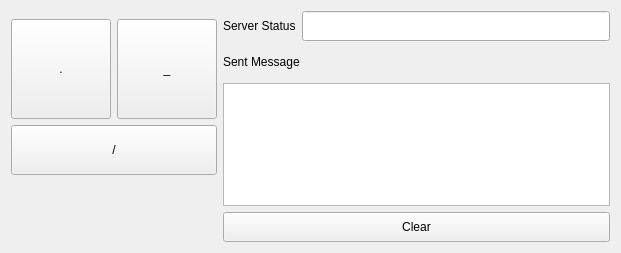
This is scripts/qt/ui/morse_transmitter_main.ui in ericnjkim/morse_transmitter as Qt 5 draws it before an edit. The edited form follows.
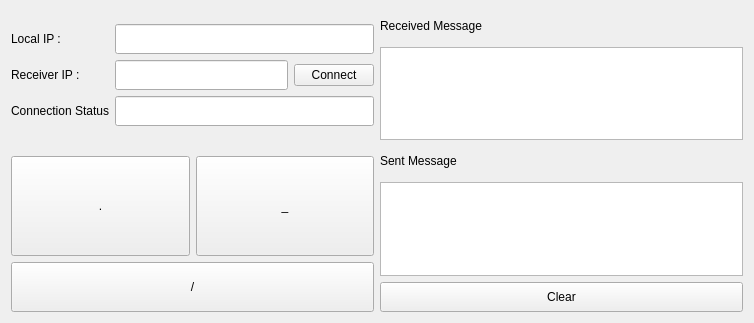
This is the edited form.

Commit message: Adjusted ui for a two way send and receive messaging function. Basic operational client and server functions.

The edit to the form file:
```diff
--- a/scripts/qt/ui/morse_transmitter_main.ui
+++ b/scripts/qt/ui/morse_transmitter_main.ui
@@ -6,8 +6,8 @@
    <rect>
     <x>0</x>
     <y>0</y>
-    <width>621</width>
-    <height>253</height>
+    <width>754</width>
+    <height>323</height>
    </rect>
   </property>
   <property name="windowTitle">
@@ -17,11 +17,126 @@
    <item row="0" column="0">
     <layout class="QVBoxLayout" name="verticalLayout_2">
      <property name="topMargin">
-      <number>8</number>
+      <number>0</number>
      </property>
      <property name="bottomMargin">
-      <number>12</number>
+      <number>0</number>
      </property>
+     <item>
+      <layout class="QGridLayout" name="gridLayout_2">
+       <property name="topMargin">
+        <number>13</number>
+       </property>
+       <property name="bottomMargin">
+        <number>16</number>
+       </property>
+       <item row="0" column="0">
+        <widget class="QLabel" name="label_6">
+         <property name="minimumSize">
+          <size>
+           <width>0</width>
+           <height>30</height>
+          </size>
+         </property>
+         <property name="text">
+          <string>Local IP :</string>
+         </property>
+        </widget>
+       </item>
+       <item row="1" column="1">
+        <layout class="QHBoxLayout" name="horizontalLayout">
+         <property name="leftMargin">
+          <number>0</number>
+         </property>
+         <property name="rightMargin">
+          <number>0</number>
+         </property>
+         <item>
+          <widget class="QLineEdit" name="ledit_receiver_ip">
+           <property name="minimumSize">
+            <size>
+             <width>0</width>
+             <height>30</height>
+            </size>
+           </property>
+          </widget>
+         </item>
+         <item>
+          <widget class="QPushButton" name="btn_connect">
+           <property name="text">
+            <string>Connect</string>
+           </property>
+          </widget>
+         </item>
+        </layout>
+       </item>
+       <item row="2" column="0">
+        <widget class="QLabel" name="label_5">
+         <property name="minimumSize">
+          <size>
+           <width>0</width>
+           <height>30</height>
+          </size>
+         </property>
+         <property name="text">
+          <string>Connection Status</string>
+         </property>
+        </widget>
+       </item>
+       <item row="1" column="0">
+        <widget class="QLabel" name="label">
+         <property name="minimumSize">
+          <size>
+           <width>0</width>
+           <height>30</height>
+          </size>
+         </property>
+         <property name="text">
+          <string>Receiver IP :</string>
+         </property>
+        </widget>
+       </item>
+       <item row="0" column="1">
+        <widget class="QLineEdit" name="ledit_local_ip">
+         <property name="minimumSize">
+          <size>
+           <width>0</width>
+           <height>30</height>
+          </size>
+         </property>
+         <property name="readOnly">
+          <bool>true</bool>
+         </property>
+        </widget>
+       </item>
+       <item row="2" column="1">
+        <widget class="QLineEdit" name="ledit_connection_status">
+         <property name="minimumSize">
+          <size>
+           <width>0</width>
+           <height>30</height>
+          </size>
+         </property>
+         <property name="readOnly">
+          <bool>true</bool>
+         </property>
+        </widget>
+       </item>
+      </layout>
+     </item>
+     <item>
+      <spacer name="verticalSpacer">
+       <property name="orientation">
+        <enum>Qt::Vertical</enum>
+       </property>
+       <property name="sizeHint" stdset="0">
+        <size>
+         <width>20</width>
+         <height>40</height>
+        </size>
+       </property>
+      </spacer>
+     </item>
      <item>
       <layout class="QHBoxLayout" name="horizontalLayout_2">
        <item>
@@ -34,7 +149,7 @@
          </property>
          <property name="maximumSize">
           <size>
-           <width>100</width>
+           <width>1000</width>
            <height>100</height>
           </size>
          </property>
@@ -53,7 +168,7 @@
          </property>
          <property name="maximumSize">
           <size>
-           <width>100</width>
+           <width>1000</width>
            <height>100</height>
           </size>
          </property>
@@ -74,7 +189,7 @@
        </property>
        <property name="maximumSize">
         <size>
-         <width>300</width>
+         <width>3000</width>
          <height>50</height>
         </size>
        </property>
@@ -83,19 +198,6 @@
        </property>
       </widget>
      </item>
-     <item>
-      <spacer name="verticalSpacer">
-       <property name="orientation">
-        <enum>Qt::Vertical</enum>
-       </property>
-       <property name="sizeHint" stdset="0">
-        <size>
-         <width>20</width>
-         <height>40</height>
-        </size>
-       </property>
-      </spacer>
-     </item>
     </layout>
    </item>
    <item row="0" column="1">
@@ -103,35 +205,28 @@
      <property name="topMargin">
       <number>0</number>
      </property>
-     <item>
-      <layout class="QHBoxLayout" name="horizontalLayout">
-       <item>
-        <widget class="QLabel" name="label">
-         <property name="minimumSize">
-          <size>
-           <width>0</width>
-           <height>30</height>
-          </size>
-         </property>
-         <property name="text">
-          <string>Server Status</string>
-         </property>
-        </widget>
-       </item>
-       <item>
-        <widget class="QLineEdit" name="ledit_server_log">
-         <property name="minimumSize">
-          <size>
-           <width>0</width>
-           <height>30</height>
-          </size>
-         </property>
-        </widget>
-       </item>
-      </layout>
-     </item>
      <item>
       <layout class="QVBoxLayout" name="verticalLayout">
+       <item>
+        <widget class="QLabel" name="label_3">
+         <property name="minimumSize">
+          <size>
+           <width>0</width>
+           <height>30</height>
+          </size>
+         </property>
+         <property name="text">
+          <string>Received Message</string>
+         </property>
+        </widget>
+       </item>
+       <item>
+        <widget class="QPlainTextEdit" name="pte_message_recv">
+         <property name="readOnly">
+          <bool>true</bool>
+         </property>
+        </widget>
+       </item>
        <item>
         <widget class="QLabel" name="label_2">
          <property name="minimumSize">
@@ -146,7 +241,11 @@
         </widget>
        </item>
        <item>
-        <widget class="QPlainTextEdit" name="pte_message_sent"/>
+        <widget class="QPlainTextEdit" name="pte_message_sent">
+         <property name="readOnly">
+          <bool>true</bool>
+         </property>
+        </widget>
        </item>
        <item>
         <widget class="QPushButton" name="btn_clear">
```
The commit also changes 12 other files.
